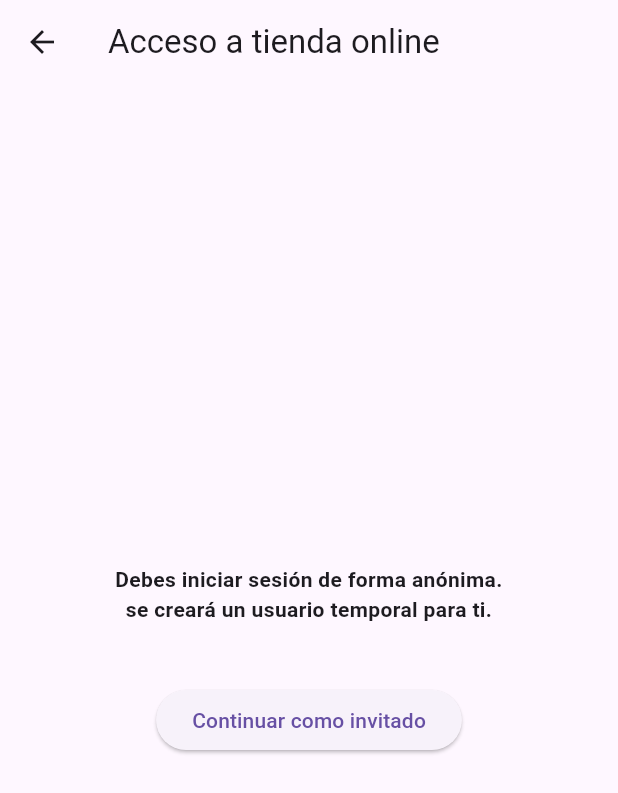
After one commit to Gerardlf/tiendaOnline, a Flutter app: the AuthScreen screen opened directly, on a phone screen of 412 x 824 dp. The commit adds this screen. Shown: the top 793 px of the screen. Run offline on Flutter 3.47's test engine with Material 3 defaults, Android fonts, the phone set to English and light mode, and no system bars; our stand-ins replace cloud_firestore, firebase_auth, firebase_core, go_router; accounts and stored records are empty; generated files the repository leaves out were written again; network calls fail.

Commit message:
AuthScreen

```diff
--- a/lib/app_router.dart
+++ b/lib/app_router.dart
@@ -1,4 +1,3 @@
-import 'package:app_navegacion_estado/data/producto.dart';
 import 'package:app_navegacion_estado/screens/cart/cart.dart';
 import 'package:app_navegacion_estado/screens/detail/detail.dart';
 import 'package:app_navegacion_estado/screens/home/home.dart';
--- a/lib/main.dart
+++ b/lib/main.dart
@@ -1,5 +1,4 @@
 import 'package:app_navegacion_estado/app_router.dart';
-import 'package:app_navegacion_estado/firebase_options.dart' as options;
 import 'package:app_navegacion_estado/firebase_options.dart';
 import 'package:app_navegacion_estado/state/cartViewModel.dart';
 import 'package:app_navegacion_estado/state/product_list_view_model.dart';
@@ -23,7 +22,7 @@ class MainApp extends StatelessWidget {
     return MultiProvider(
       providers: [
         ChangeNotifierProvider(create: (_) => CartViewModel()),
-        //provader nuevo para la API
+        //provider nuevo para la API
         ChangeNotifierProvider(
           create: (_) => ProductListViewModel(ApiClient()),
         ),
--- /dev/null
+++ b/lib/screens/auth/authScreen.dart
@@ -0,0 +1,83 @@
+import 'package:app_navegacion_estado/services/firebase_service.dart';
+import 'package:flutter/material.dart';
+import 'package:go_router/go_router.dart';
+
+class AuthScreen extends StatefulWidget {
+  const AuthScreen({super.key});
+
+  @override
+  State<AuthScreen> createState() => _AuthScreenState();
+}
+
+class _AuthScreenState extends State<AuthScreen> {
+  final FirebaseService _firebaseService = FirebaseService();
+
+  bool _isLoading = false;
+  String? _errorMessage;
+
+  Future<void> _loginAnonymously() async {
+    setState(() {
+      _isLoading = true;
+      _errorMessage = null;
+    });
+
+    try {
+      final user = await _firebaseService.signInAnonymously();
+
+      //despues de iniciar sesión, navega a la pantalla principal
+      debugPrint("Usuario anónimo iniciado: ${user.uid}");
+      context.goNamed("home");
+
+    } catch (e) {
+      setState(() {
+        _errorMessage = "Error al iniciar sesión: $e \n Inténtalo de nuevo.";
+      });
+    } finally {
+      setState(() {
+        _isLoading = false;
+      });
+    }
+  }
+
+  @override
+  Widget build(BuildContext context) {
+    return Scaffold(
+      appBar: AppBar(title: const Text("Acceso a tienda online")),
+      body: Center(
+        child: Padding(
+          padding: const EdgeInsets.all(25.0),
+          child: Column(
+            mainAxisSize: MainAxisSize.min,
+            children: [
+              const Text(
+                "Debes iniciar sesión de forma anónima.\n"
+                "se creará un usuario temporal para ti.",
+                textAlign: TextAlign.center,
+                style: TextStyle(fontWeight: FontWeight.bold),
+              ),
+              const SizedBox(height: 20),
+
+              if (_errorMessage != null)
+                Text(
+                  _errorMessage!,
+                  style: const TextStyle(color: Colors.red),
+                  textAlign: TextAlign.center,
+                ),
+              const SizedBox(height: 20),
+              ElevatedButton(
+                onPressed: _isLoading ? null : _loginAnonymously,
+                child: _isLoading
+                    ? const SizedBox(
+                        width: 20,
+                        height: 20,
+                        child: CircularProgressIndicator(strokeWidth: 2),
+                      )
+                    : const Text("Continuar como invitado"),
+              ),
+            ],
+          ),
+        ),
+      ),
+    );
+  }
+}
--- a/lib/services/firebase_service.dart
+++ b/lib/services/firebase_service.dart
@@ -12,5 +12,5 @@ class FirebaseService {
   }
 
   //devolver el usuario actual
-  User? getCurrentUser() => _auth.currentUser;
+  User? get currentUser => _auth.currentUser;
 }
```
